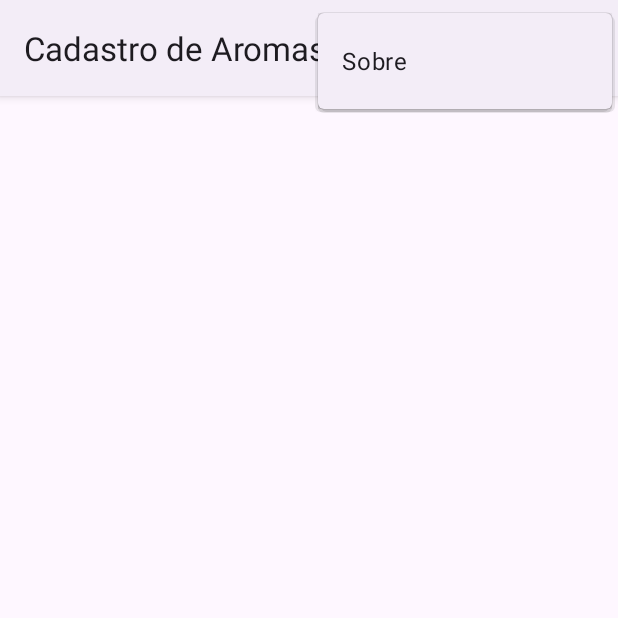
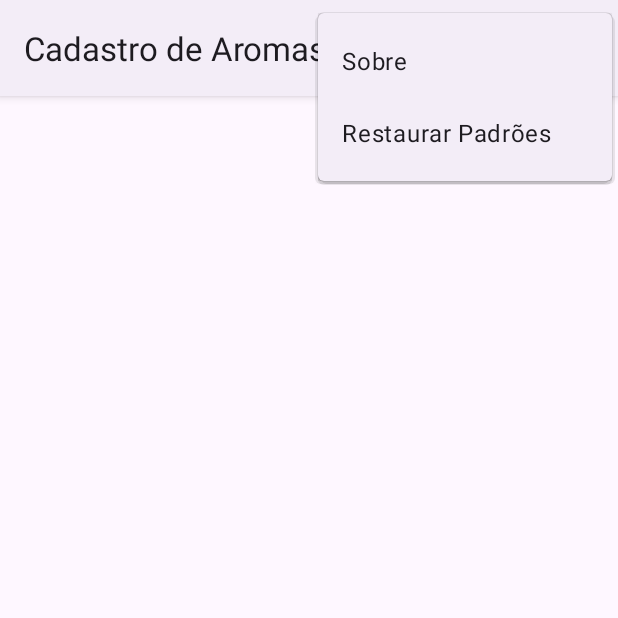
Before and after one commit to Cyber-Barbarian/aroma-library, an Android app: the screen it shows after launch (AromasActivity), with the options menu open, on a phone screen of 412 x 824 dp, the top half of it. Run offline under Robolectric (Android 15) with nearby library versions, the phone set to English and light mode, and no system bars.

Commit message:
ajuste SharedPreferences - Escolher Ordenação e Restaurar Padrões

```diff
--- a/app/src/main/java/br/edu/utfpr/rafaelproenca/aroma_library/AromasActivity.java
+++ b/app/src/main/java/br/edu/utfpr/rafaelproenca/aroma_library/AromasActivity.java
@@ -46,8 +46,10 @@ public class AromasActivity extends AppCompatActivity {
     private Drawable backgroundDrawable;
 
     public static final String ARQUIVO_PREFERENCIAS = "br.edu.utfpr.rafaelproenca.aroma_library.preferencias";
-    public static final String KEY_ORDENACA_ASCENDENTE = "ORDENACAO_ASCENDENTE";
-    private boolean ordenacaoAscendente = true;
+    public static final String KEY_ORDENACAO_ASCENDENTE = "ORDENACAO_ASCENDENTE";
+
+    public static final boolean PADRAO_INICIAL_ORDENACAO_ASCENDENTE = true;
+    private boolean ordenacaoAscendente = PADRAO_INICIAL_ORDENACAO_ASCENDENTE;
 
     private MenuItem menuItemOrdenacao;
 
@@ -266,7 +268,17 @@ public class AromasActivity extends AppCompatActivity {
             atualizarIconeOrdenacao();
             ordenarLista();
             return true;
-        } else {
+        } else if (idMenuItem == R.id.menuItemRestaurar){
+            restaurarPadroes();
+            atualizarIconeOrdenacao();
+            ordenarLista();
+
+            Toast.makeText(this,
+                    R.string.configuracoes_retornaram_ao_padrao_de_fabrica, Toast.LENGTH_LONG).show();
+
+            return true;
+        }
+        else{
             return super.onOptionsItemSelected(item);
         }
     }
@@ -370,7 +382,7 @@ public class AromasActivity extends AppCompatActivity {
 
     private void lerPreferencias() {
         SharedPreferences shared = getSharedPreferences(ARQUIVO_PREFERENCIAS, Context.MODE_PRIVATE);
-        ordenacaoAscendente = shared.getBoolean(KEY_ORDENACA_ASCENDENTE, ordenacaoAscendente);
+        ordenacaoAscendente = shared.getBoolean(KEY_ORDENACAO_ASCENDENTE, ordenacaoAscendente);
 
     }
 
@@ -378,7 +390,7 @@ public class AromasActivity extends AppCompatActivity {
         SharedPreferences shared = getSharedPreferences(ARQUIVO_PREFERENCIAS, Context.MODE_PRIVATE);
 
         SharedPreferences.Editor editor = shared.edit();
-        editor.putBoolean(KEY_ORDENACA_ASCENDENTE, novoValor);
+        editor.putBoolean(KEY_ORDENACAO_ASCENDENTE, novoValor);
         editor.commit();
 
         ordenacaoAscendente = novoValor;
@@ -401,4 +413,20 @@ public class AromasActivity extends AppCompatActivity {
             menuItemOrdenacao.setIcon(android.R.drawable.arrow_up_float);
         }
     }
+
+    private void restaurarPadroes(){
+
+        SharedPreferences shared = getSharedPreferences(ARQUIVO_PREFERENCIAS, Context.MODE_PRIVATE);
+        SharedPreferences.Editor editor = shared.edit();
+        /*
+        editor.remove(KEY_ORDENACA_ASCENDENTE);
+        editor.remove(AromaLibraryActivity.KEY_SUGERIR_TIPO);
+        editor.remove(AromaLibraryActivity.KEY_ULTIMO_TIPO);
+         */
+        editor.clear();
+        editor.commit();
+
+        ordenacaoAscendente = PADRAO_INICIAL_ORDENACAO_ASCENDENTE;
+
+    }
 }
--- a/app/src/main/res/menu/aromas_opcoes.xml
+++ b/app/src/main/res/menu/aromas_opcoes.xml
@@ -16,5 +16,8 @@
         <item
             android:id="@+id/menuItemSobre"
             android:title="@string/sobre" />
+        <item
+            android:id="@+id/menuItemRestaurar"
+            android:title="@string/restaurar_padroes" />
     </group>
 </menu>
--- a/app/src/main/res/values/strings.xml
+++ b/app/src/main/res/values/strings.xml
@@ -100,5 +100,7 @@
     <string name="editar_aroma">Editar aroma</string>
     <string name="sugerir_tipo">Sugerir Tipo</string>
     <string name="ordenacao">Ordenação</string>
+    <string name="restaurar_padroes">Restaurar Padrões</string>
+    <string name="configuracoes_retornaram_ao_padrao_de_fabrica">Configurações retornaram ao padrão de fábrica!</string>
 
 </resources>
```
